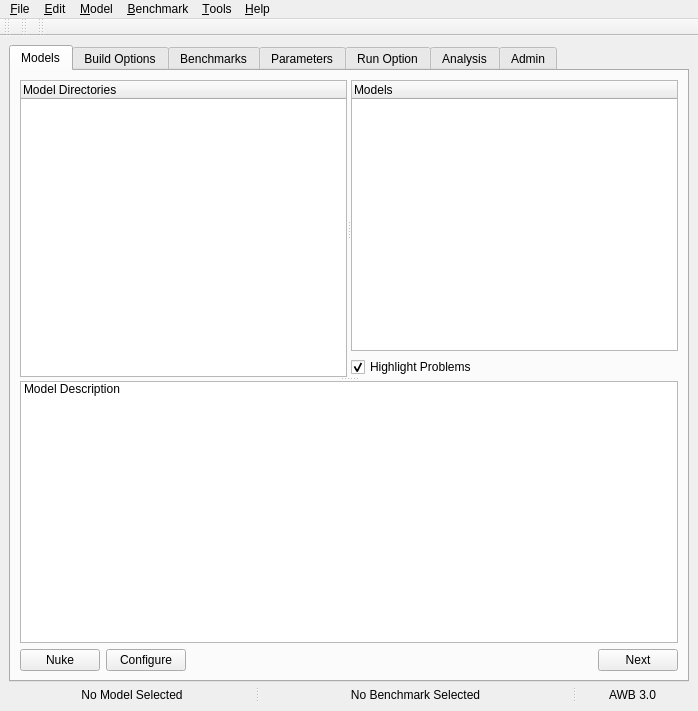
First picture: the form in tools/awb/awb/awb_dialog.ui, repository AWB-Tools/awb, before the edit.
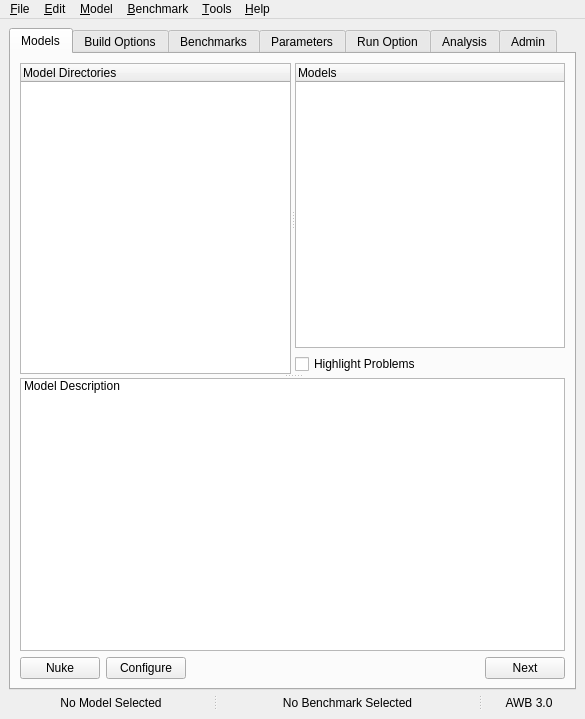
Second picture: the form after the edit.

The edit to the form file:
```diff
--- a/tools/awb/awb/awb_dialog.ui
+++ b/tools/awb/awb/awb_dialog.ui
@@ -9,8 +9,8 @@
    <rect>
     <x>0</x>
     <y>0</y>
-    <width>698</width>
-    <height>711</height>
+    <width>585</width>
+    <height>719</height>
    </rect>
   </property>
   <property name="sizePolicy">
@@ -99,9 +99,12 @@
                <property name="text">
                 <string>Highlight Problems</string>
                </property>
-               <property name="checked">
+               <property name="checkable">
                 <bool>true</bool>
                </property>
+               <property name="checked">
+                <bool>false</bool>
+               </property>
               </widget>
              </item>
             </layout>
@@ -1944,7 +1947,7 @@
     <rect>
      <x>0</x>
      <y>0</y>
-     <width>698</width>
+     <width>585</width>
      <height>22</height>
     </rect>
    </property>
@@ -2006,39 +2009,6 @@
    <addaction name="Tools"/>
    <addaction name="Help"/>
   </widget>
-  <widget class="QToolBar" name="toolBar">
-   <property name="windowTitle">
-    <string>toolBar</string>
-   </property>
-   <attribute name="toolBarArea">
-    <enum>TopToolBarArea</enum>
-   </attribute>
-   <attribute name="toolBarBreak">
-    <bool>false</bool>
-   </attribute>
-  </widget>
-  <widget class="QToolBar" name="toolBar_2">
-   <property name="windowTitle">
-    <string>toolBar_2</string>
-   </property>
-   <attribute name="toolBarArea">
-    <enum>TopToolBarArea</enum>
-   </attribute>
-   <attribute name="toolBarBreak">
-    <bool>false</bool>
-   </attribute>
-  </widget>
-  <widget class="QToolBar" name="toolBar_3">
-   <property name="windowTitle">
-    <string>toolBar_3</string>
-   </property>
-   <attribute name="toolBarArea">
-    <enum>TopToolBarArea</enum>
-   </attribute>
-   <attribute name="toolBarBreak">
-    <bool>false</bool>
-   </attribute>
-  </widget>
   <action name="exit">
    <property name="text">
     <string>Exit</string>
```
Left out of the diff: 6 changed lines with no effect on the pictures.
